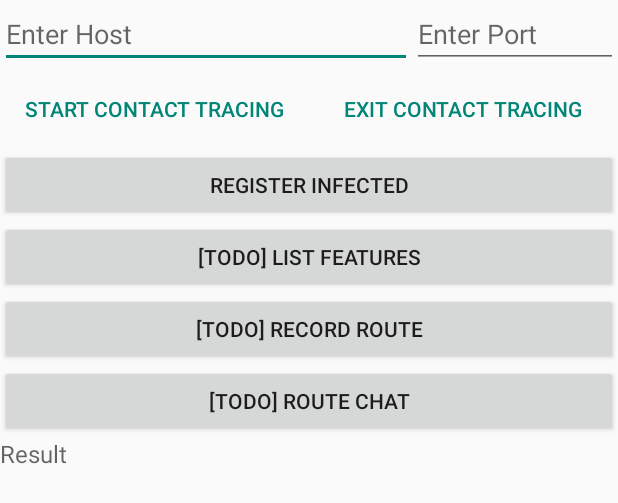
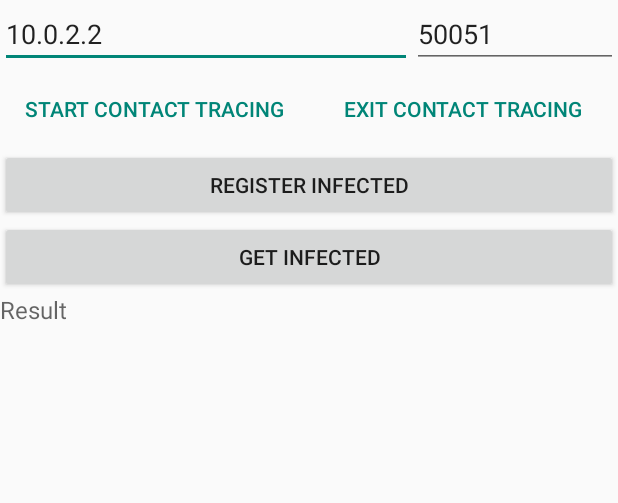
Before and after one commit to duarte-santos/sirs, an Android app: the layout activity_contact.xml on its own in the app's theme, with its tools: preview values and no code run, on a phone screen of 412 x 824 dp. Shown: the top 503 px of the screen. Run offline under Robolectric (Android 15) with nearby library versions, the light colour scheme and no system bars.

Commit message:
Get Infected in APP

```diff
--- a/android/app/build.gradle
+++ b/android/app/build.gradle
@@ -6,7 +6,7 @@ android {
 
     defaultConfig {
         applicationId "pt.tecnico.contacttracing"
-        minSdkVersion 16
+        minSdkVersion 26
         targetSdkVersion 27
         versionCode 1
         versionName "1.0"
--- a/android/app/src/main/res/layout/activity_contact.xml
+++ b/android/app/src/main/res/layout/activity_contact.xml
@@ -8,19 +8,23 @@
             android:layout_width="match_parent"
             android:layout_height="wrap_content"
             android:orientation="horizontal">
+
         <EditText
             android:id="@+id/host_edit_text"
-                android:layout_weight="2"
             android:layout_width="0dp"
             android:layout_height="wrap_content"
-                android:hint="Enter Host" />
+            android:layout_weight="2"
+            android:hint="Enter Host"
+            android:text="10.0.2.2" />
+
         <EditText
             android:id="@+id/port_edit_text"
-                android:layout_weight="1"
             android:layout_width="0dp"
             android:layout_height="wrap_content"
+            android:layout_weight="1"
+            android:hint="Enter Port"
             android:inputType="numberDecimal"
-                android:hint="Enter Port" />
+            android:text="50051" />
     </LinearLayout>
 
     <LinearLayout style="?android:buttonBarStyle"
@@ -55,22 +59,11 @@
         android:text="Register Infected" />
 
     <Button
-        android:id="@+id/list_features_button"
+        android:id="@+id/get_infected_button"
         android:layout_width="match_parent"
         android:layout_height="wrap_content"
-        android:text="[TODO] List Features" />
-
-    <Button
-        android:id="@+id/record_route_button"
-        android:layout_width="match_parent"
-        android:layout_height="wrap_content"
-        android:text="[TODO] Record Route" />
-
-    <Button
-        android:id="@+id/route_chat_button"
-        android:layout_width="match_parent"
-        android:layout_height="wrap_content"
-        android:text="[TODO] Route Chat" />
+        android:onClick="getInfected"
+        android:text="Get Infected" />
 
     <TextView
         android:id="@+id/result_text"
```
Also changed, not shown: android/app/src/main/java/pt/tecnico/contacttracing/ContactTracingActivity.java (+63 -0 lines), 1 other file. Lines whose indentation alone changed are shown as unchanged.
